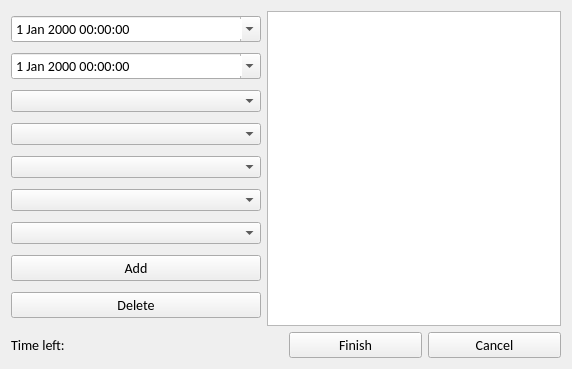
This is Source/Time Track/shifteditform.ui in joshuawootonn/time-track as Qt 5 draws it before an edit. The edited form follows.
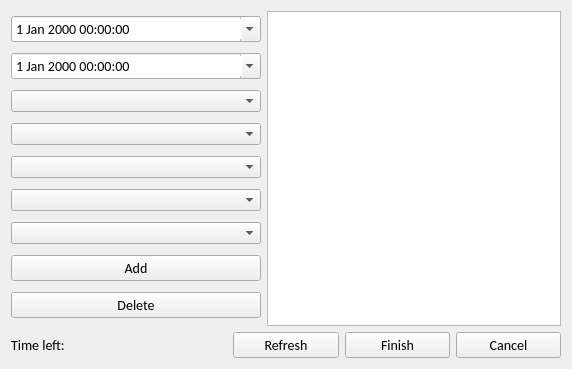
This is the edited form.

```diff
--- a/Source/Time Track/shifteditform.ui
+++ b/Source/Time Track/shifteditform.ui
@@ -177,6 +177,13 @@
          </property>
         </widget>
        </item>
+       <item>
+        <widget class="QPushButton" name="RefreshButton">
+         <property name="text">
+          <string>Refresh</string>
+         </property>
+        </widget>
+       </item>
        <item>
         <widget class="QPushButton" name="FinishedButton">
          <property name="text">
```
